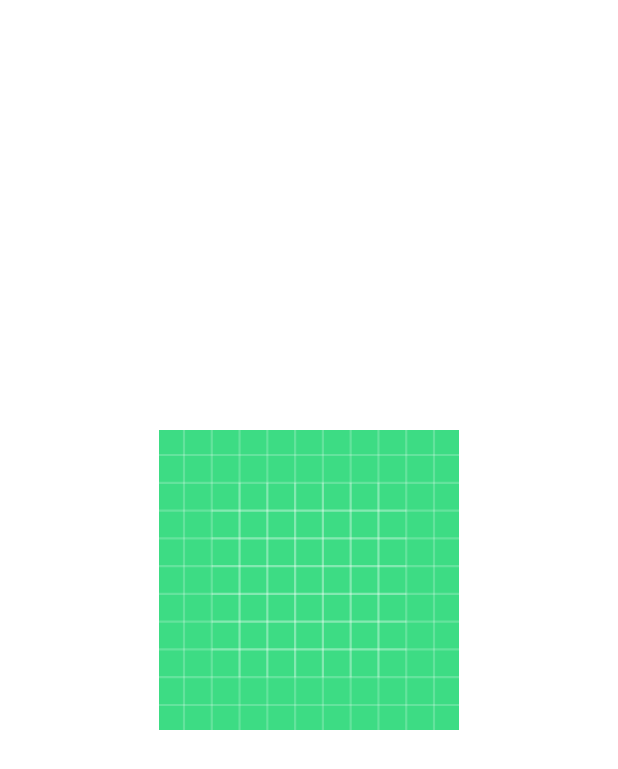
After one commit to Mortd3kay/startup-map-app, an Android app: the StartActivity screen opened directly, with no data from a screen before it, on a phone screen of 412 x 824 dp. The commit adds this screen. Shown: the top 769 px of the screen. Run offline under Robolectric (Android 15) with nearby library versions, the phone set to English and light mode, and no system bars.

Commit message:
start activity and logo transaction

```diff
--- /dev/null
+++ b/StartAppFrontend/app/src/main/java/com/skyletto/startappfrontend/ui/start/StartActivity.java
@@ -0,0 +1,35 @@
+package com.skyletto.startappfrontend.ui.start;
+
+import android.app.ActivityOptions;
+import android.content.Intent;
+import android.os.Bundle;
+import android.os.Handler;
+import android.view.View;
+
+import com.skyletto.startappfrontend.R;
+import com.skyletto.startappfrontend.ui.auth.AuthActivity;
+
+import androidx.appcompat.app.AppCompatActivity;
+
+public class StartActivity extends AppCompatActivity {
+
+    @Override
+    protected void onCreate(Bundle savedInstanceState) {
+        super.onCreate(savedInstanceState);
+        setContentView(R.layout.activity_start);
+
+        new Handler().postDelayed(() -> {
+            View v = findViewById(R.id.start_logo_img);
+            Intent intent = new Intent(StartActivity.this, AuthActivity.class);
+            Bundle bundle = null;
+            if (v != null) {
+                ActivityOptions options = ActivityOptions.makeSceneTransitionAnimation(StartActivity.this, v, getString(R.string.start_auth_image_transition));
+                bundle = options.toBundle();
+            }
+            if (bundle==null)
+                startActivity(intent);
+            else startActivity(intent, bundle);
+        }, 1000);
+        new Handler().postDelayed(this::finish, 2000);
+    }
+}
--- a/StartAppFrontend/app/src/main/res/layout/activity_auth.xml
+++ b/StartAppFrontend/app/src/main/res/layout/activity_auth.xml
@@ -4,4 +4,5 @@
     android:layout_width="match_parent"
     android:layout_height="match_parent"
     android:id="@+id/auth_frame_layout"
+    android:theme="@style/Theme.AuthActivity"
     tools:context=".ui.auth.AuthActivity"/>
--- /dev/null
+++ b/StartAppFrontend/app/src/main/res/layout/activity_start.xml
@@ -0,0 +1,21 @@
+<?xml version="1.0" encoding="utf-8"?>
+<LinearLayout xmlns:android="http://schemas.android.com/apk/res/android"
+    xmlns:app="http://schemas.android.com/apk/res-auto"
+    xmlns:tools="http://schemas.android.com/tools"
+    android:layout_width="match_parent"
+    android:layout_height="match_parent"
+    android:orientation="vertical"
+    android:gravity="center_vertical"
+    android:theme="@style/Theme.StartActivity"
+    tools:context=".ui.start.StartActivity">
+
+    <ImageView
+        android:id="@+id/start_logo_img"
+        android:layout_width="match_parent"
+        android:layout_height="200dp"
+        android:layout_marginBottom="50dp"
+        android:scaleType="fitCenter"
+        android:transitionName="@string/start_auth_image_transition"
+        android:src="@drawable/ic_launcher_background"/>
+
+</LinearLayout>
--- a/StartAppFrontend/app/src/main/res/layout/fragment_login.xml
+++ b/StartAppFrontend/app/src/main/res/layout/fragment_login.xml
@@ -22,6 +22,7 @@
             android:layout_height="wrap_content"
             android:layout_marginBottom="50dp"
             android:scaleType="fitCenter"
+            android:transitionName="@string/start_auth_image_transition"
             android:src="@drawable/ic_launcher_background"/>
 
         <TextView
--- /dev/null
+++ b/StartAppFrontend/app/src/main/res/transition/start_auth_logo_transition.xml
@@ -0,0 +1,6 @@
+<?xml version="1.0" encoding="utf-8"?>
+<transitionSet xmlns:android="http://schemas.android.com/apk/res/android"
+    android:transitionOrdering="together">
+    <changeBounds/>
+    <changeImageTransform/>
+</transitionSet>
--- a/StartAppFrontend/app/src/main/res/values/colors.xml
+++ b/StartAppFrontend/app/src/main/res/values/colors.xml
@@ -7,4 +7,5 @@
     <color name="teal_700">#FF018786</color>
     <color name="black">#FF000000</color>
     <color name="white">#FFFFFFFF</color>
+    <color name="transparent">#00FFFFFF</color>
 </resources>
--- a/StartAppFrontend/app/src/main/res/values/strings.xml
+++ b/StartAppFrontend/app/src/main/res/values/strings.xml
@@ -8,4 +8,5 @@
     values-round/strings.xml for round devices.
     -->
     <string name="hello_world">Hello Square World!</string>
+    <string name="start_auth_image_transition">fromStartToAuthTransition</string>
 </resources>
--- a/StartAppFrontend/app/src/main/res/values/themes.xml
+++ b/StartAppFrontend/app/src/main/res/values/themes.xml
@@ -1,6 +1,6 @@
 <resources xmlns:tools="http://schemas.android.com/tools">
     <!-- Base application theme. -->
-    <style name="Theme.StartAppFrontend" parent="Theme.MaterialComponents.DayNight.DarkActionBar">
+    <style name="Theme.StartAppFrontend" parent="Theme.MaterialComponents.DayNight.NoActionBar">
         <!-- Primary brand color. -->
         <item name="colorPrimary">@color/purple_500</item>
         <item name="colorPrimaryVariant">@color/purple_700</item>
@@ -10,7 +10,20 @@
         <item name="colorSecondaryVariant">@color/teal_700</item>
         <item name="colorOnSecondary">@color/black</item>
         <!-- Status bar color. -->
-        <item name="android:statusBarColor" tools:targetApi="l">?attr/colorPrimaryVariant</item>
+        <item name="android:statusBarColor" tools:targetApi="l">@color/transparent</item>
         <!-- Customize your theme here. -->
     </style>
+
+    <style name="Theme.StartActivity" parent="Theme.StartAppFrontend">
+        <item name="android:windowContentTransitions">true</item>
+    </style>
+
+    <style name="Theme.AuthActivity" parent="Theme.StartAppFrontend">
+
+        <item name="android:windowContentTransitions">true</item>
+
+        <item name="android:windowSharedElementEnterTransition">@transition/start_auth_logo_transition</item>
+
+        <item name="android:windowSharedElementExitTransition">@transition/start_auth_logo_transition</item>
+    </style>
 </resources>
```
Also changed, not shown: StartAppFrontend/app/src/main/AndroidManifest.xml (+8 -9 lines).
